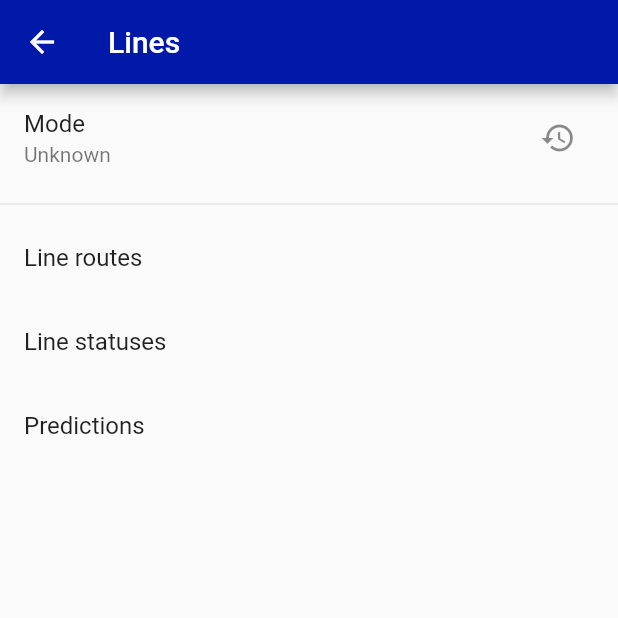
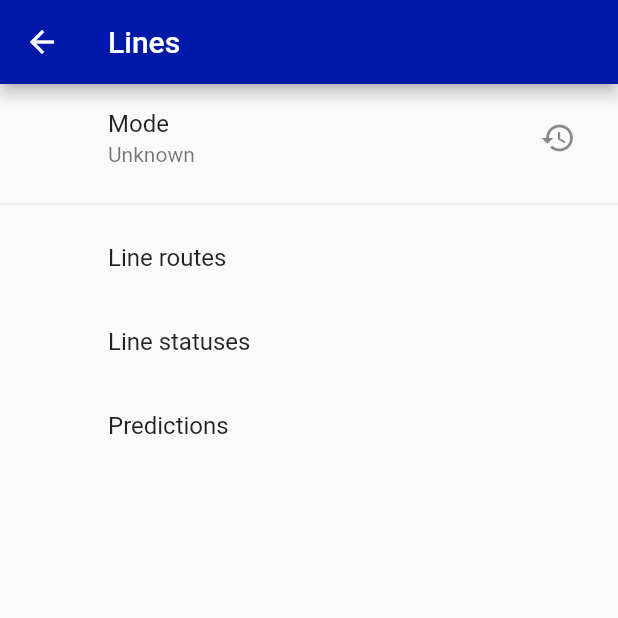
Before and after one commit to tnc1997/tfl-api-explorer, a Flutter app: the FiltersPage screen opened directly, after a tap on "Lines", on a phone screen of 412 x 824 dp, the top half of it. Run offline on Flutter 3.47's test engine with Material 2 defaults, Android fonts, the light colour scheme and no system bars; our stand-ins replace package_info, shared_preferences; missing offline and left inert: tfl_api_client; accounts and stored records are empty.

Commit message:
feat: add aligned list tile

```diff
--- a/lib/material/list_tile.dart
+++ b/lib/material/list_tile.dart
@@ -12,6 +12,36 @@ import '../pages/stop_points/stop_point_page.dart';
 import '../pages/stop_point_sequences/stop_point_sequence_page.dart';
 import '../widgets/text.dart';
 
+class AlignedListTile extends ListTile {
+  AlignedListTile({
+    Key key,
+    Widget leading = const SizedBox(),
+    Widget title,
+    Widget subtitle,
+    Widget trailing,
+    bool isThreeLine = false,
+    bool dense,
+    EdgeInsetsGeometry contentPadding,
+    bool enabled = true,
+    VoidCallback onTap,
+    VoidCallback onLongPress,
+    bool selected = false,
+  }) : super(
+          key: key,
+          leading: leading,
+          title: title,
+          subtitle: subtitle,
+          trailing: trailing,
+          isThreeLine: isThreeLine,
+          dense: dense,
+          contentPadding: contentPadding,
+          enabled: enabled,
+          onTap: onTap,
+          onLongPress: onLongPress,
+          selected: selected,
+        );
+}
+
 class LineDisruptionListTile extends ListTile {
   LineDisruptionListTile({
     Key key,
@@ -19,6 +49,7 @@ class LineDisruptionListTile extends ListTile {
     @required tflApiClient.LineDisruption lineDisruption,
   }) : super(
           key: key,
+          leading: SizedBox(),
           title: NullableText(
             lineDisruption.categoryDescription,
             overflow: TextOverflow.ellipsis,
@@ -44,6 +75,7 @@ class LineListTile extends ListTile {
     @required tflApiClient.Line line,
   }) : super(
           key: key,
+          leading: SizedBox(),
           title: NullableText(
             line.id,
             overflow: TextOverflow.ellipsis,
@@ -68,6 +100,7 @@ class LineRouteListTile extends ListTile {
     @required tflApiClient.LineRoute lineRoute,
   }) : super(
           key: key,
+          leading: SizedBox(),
           title: NullableText(
             lineRoute.name,
             overflow: TextOverflow.ellipsis,
@@ -92,6 +125,7 @@ class LineStatusListTile extends ListTile {
     @required tflApiClient.LineStatus lineStatus,
   }) : super(
           key: key,
+          leading: SizedBox(),
           title: NullableText(
             lineStatus.statusSeverityDescription,
             overflow: TextOverflow.ellipsis,
@@ -116,6 +150,7 @@ class PredictionListTile extends ListTile {
     @required tflApiClient.Prediction prediction,
   }) : super(
           key: key,
+          leading: SizedBox(),
           title: NullableText(
             prediction.id,
             overflow: TextOverflow.ellipsis,
@@ -140,6 +175,7 @@ class RouteSequenceListTile extends ListTile {
     @required tflApiClient.RouteSequence routeSequence,
   }) : super(
           key: key,
+          leading: SizedBox(),
           title: NullableText(
             routeSequence.direction,
             overflow: TextOverflow.ellipsis,
@@ -164,6 +200,7 @@ class StopPointListTile extends ListTile {
     @required tflApiClient.StopPoint stopPoint,
   }) : super(
           key: key,
+          leading: SizedBox(),
           title: NullableText(
             stopPoint.id,
             overflow: TextOverflow.ellipsis,
@@ -188,6 +225,7 @@ class StopPointSequenceListTile extends ListTile {
     @required tflApiClient.StopPointSequence stopPointSequence,
   }) : super(
           key: key,
+          leading: SizedBox(),
           title: NullableText(
             '${stopPointSequence.branchId}',
             overflow: TextOverflow.ellipsis,
--- a/lib/pages/lines/line_line_routes_filters_page.dart
+++ b/lib/pages/lines/line_line_routes_filters_page.dart
@@ -42,6 +42,7 @@ class _LineLineRoutesFiltersPageState extends State<LineLineRoutesFiltersPage> {
                   return ListView(
                     children: <Widget>[
                       ExpansionTile(
+                        leading: SizedBox(),
                         title: Text('Service types'),
                         children: data.map((serviceType) {
                           return CheckboxListTile(
@@ -58,6 +59,7 @@ class _LineLineRoutesFiltersPageState extends State<LineLineRoutesFiltersPage> {
                               serviceType,
                               overflow: TextOverflow.ellipsis,
                             ),
+                            secondary: SizedBox(),
                           );
                         }).toList(),
                       ),
--- a/lib/pages/lines/line_line_statuses_filters_page.dart
+++ b/lib/pages/lines/line_line_statuses_filters_page.dart
@@ -1,6 +1,7 @@
 import 'package:flutter/material.dart';
 import 'package:provider/provider.dart';
 
+import '../../material/list_tile.dart';
 import '../../notifiers/line_line_statuses_filters_change_notifier.dart';
 
 class LineLineStatusesFiltersPage extends StatefulWidget {
@@ -37,7 +38,7 @@ class _LineLineStatusesFiltersPageState
 
           return ListView(
             children: <Widget>[
-              ListTile(
+              AlignedListTile(
                 title: Text('Date'),
                 trailing: Icon(Icons.navigate_next),
                 onTap: () async {
--- a/lib/pages/lines/line_predictions_filters_page.dart
+++ b/lib/pages/lines/line_predictions_filters_page.dart
@@ -20,7 +20,8 @@ class LinePredictionsFiltersPage extends StatefulWidget {
       _LinePredictionsFiltersPageState();
 }
 
-class _LinePredictionsFiltersPageState extends State<LinePredictionsFiltersPage> {
+class _LinePredictionsFiltersPageState
+    extends State<LinePredictionsFiltersPage> {
   @override
   Widget build(BuildContext context) {
     return Scaffold(
@@ -48,6 +49,7 @@ class _LinePredictionsFiltersPageState extends State<LinePredictionsFiltersPage>
                   return ListView(
                     children: <Widget>[
                       ExpansionTile(
+                        leading: SizedBox(),
                         title: Text('Stop point'),
                         children: data.map((stopPoint) {
                           return StopPointRadioListTile(
@@ -60,6 +62,7 @@ class _LinePredictionsFiltersPageState extends State<LinePredictionsFiltersPage>
                         }).toList(),
                       ),
                       ExpansionTile(
+                        leading: SizedBox(),
                         title: Text('Destination'),
                         children: data.map((stopPoint) {
                           return StopPointRadioListTile(
--- a/lib/pages/lines/lines_filters_page.dart
+++ b/lib/pages/lines/lines_filters_page.dart
@@ -42,6 +42,7 @@ class _LinesFiltersPageState extends State<LinesFiltersPage> {
                   return ListView(
                     children: <Widget>[
                       ExpansionTile(
+                        leading: SizedBox(),
                         title: Text('Mode'),
                         children: data.map((mode) {
                           return ModeRadioListTile(
--- a/lib/pages/settings/about_page.dart
+++ b/lib/pages/settings/about_page.dart
@@ -1,6 +1,7 @@
 import 'package:flutter/material.dart';
 import 'package:package_info/package_info.dart';
 
+import '../../material/list_tile.dart';
 import '../../widgets/async.dart';
 import '../../widgets/text.dart';
 
@@ -23,11 +24,11 @@ class _AboutPageState extends State<AboutPage> {
         builder: (context, data) {
           return ListView(
             children: <Widget>[
-              ListTile(
+              AlignedListTile(
                 title: Text('Package name'),
                 subtitle: NullableText(data.packageName),
               ),
-              ListTile(
+              AlignedListTile(
                 title: Text('Package version'),
                 subtitle: NullableText(data.version),
               ),
--- a/lib/pages/settings/account_page.dart
+++ b/lib/pages/settings/account_page.dart
@@ -1,6 +1,7 @@
 import 'package:flutter/material.dart';
 import 'package:provider/provider.dart';
 
+import '../../material/list_tile.dart';
 import '../../notifiers/tfl_api_change_notifier.dart';
 import '../../widgets/text.dart';
 
@@ -22,11 +23,11 @@ class _AccountPageState extends State<AccountPage> {
         builder: (context, tflApi, child) {
           return ListView(
             children: <Widget>[
-              ListTile(
+              AlignedListTile(
                 title: Text('App id'),
                 subtitle: NullableText(tflApi.appId),
               ),
-              ListTile(
+              AlignedListTile(
                 title: Text('App key'),
                 subtitle: NullableText(tflApi.appKey),
               ),
--- a/lib/pages/settings/filters_page.dart
+++ b/lib/pages/settings/filters_page.dart
@@ -1,5 +1,6 @@
 import 'package:flutter/material.dart';
 
+import '../../material/list_tile.dart';
 import 'lines_filters_page.dart';
 
 class FiltersPage extends StatefulWidget {
@@ -18,7 +19,7 @@ class _FiltersPageState extends State<FiltersPage> {
       ),
       body: ListView(
         children: <Widget>[
-          ListTile(
+          AlignedListTile(
             title: Text('Lines'),
             subtitle: Text('Line routes, line statuses, predictions'),
             onTap: () {
--- a/lib/pages/settings/line_line_routes_filters_page.dart
+++ b/lib/pages/settings/line_line_routes_filters_page.dart
@@ -1,6 +1,7 @@
 import 'package:flutter/material.dart';
 import 'package:provider/provider.dart';
 
+import '../../material/list_tile.dart';
 import '../../notifiers/line_line_routes_filters_change_notifier.dart';
 import '../../widgets/text.dart';
 
@@ -23,7 +24,7 @@ class _LineLineRoutesFiltersPageState extends State<LineLineRoutesFiltersPage> {
         builder: (context, lineLineRoutesFilters, child) {
           return ListView(
             children: <Widget>[
-              ListTile(
+              AlignedListTile(
                 title: Text('Service types'),
                 subtitle: NullableText(
                   lineLineRoutesFilters.serviceTypes?.join(', '),
--- a/lib/pages/settings/line_line_statuses_filters_page.dart
+++ b/lib/pages/settings/line_line_statuses_filters_page.dart
@@ -2,6 +2,7 @@ import 'package:flutter/material.dart';
 import 'package:intl/intl.dart';
 import 'package:provider/provider.dart';
 
+import '../../material/list_tile.dart';
 import '../../notifiers/line_line_statuses_filters_change_notifier.dart';
 import '../../widgets/text.dart';
 
@@ -25,7 +26,7 @@ class _LineLineStatusesFiltersPageState
         builder: (context, lineLineStatusesFilters, child) {
           return ListView(
             children: <Widget>[
-              ListTile(
+              AlignedListTile(
                 title: Text('Date'),
                 subtitle: DateTimeNullableText(
                   lineLineStatusesFilters.date,
--- a/lib/pages/settings/line_predictions_filters_page.dart
+++ b/lib/pages/settings/line_predictions_filters_page.dart
@@ -1,6 +1,7 @@
 import 'package:flutter/material.dart';
 import 'package:provider/provider.dart';
 
+import '../../material/list_tile.dart';
 import '../../notifiers/line_predictions_filters_change_notifier.dart';
 import '../../widgets/text.dart';
 
@@ -24,7 +25,7 @@ class _LinePredictionsFiltersPageState
         builder: (context, linePredictionsFilters, child) {
           return ListView(
             children: <Widget>[
-              ListTile(
+              AlignedListTile(
                 title: Text('Stop point'),
                 subtitle: NullableText(
                   linePredictionsFilters.stopPoint?.commonName,
@@ -37,7 +38,7 @@ class _LinePredictionsFiltersPageState
                   },
                 ),
               ),
-              ListTile(
+              AlignedListTile(
                 title: Text('Destination'),
                 subtitle: NullableText(
                   linePredictionsFilters.destination?.commonName,
--- a/lib/pages/settings/lines_filters_page.dart
+++ b/lib/pages/settings/lines_filters_page.dart
@@ -1,6 +1,7 @@
 import 'package:flutter/material.dart';
 import 'package:provider/provider.dart';
 
+import '../../material/list_tile.dart';
 import '../../notifiers/lines_filters_change_notifier.dart';
 import '../../widgets/text.dart';
 import 'line_line_routes_filters_page.dart';
@@ -25,7 +26,7 @@ class _LinesFiltersPageState extends State<LinesFiltersPage> {
         builder: (context, linesFilters, child) {
           return ListView(
             children: <Widget>[
-              ListTile(
+              AlignedListTile(
                 title: Text('Mode'),
                 subtitle: NullableText(
                   linesFilters.mode?.modeName,
@@ -39,7 +40,7 @@ class _LinesFiltersPageState extends State<LinesFiltersPage> {
                 ),
               ),
               Divider(),
-              ListTile(
+              AlignedListTile(
                 title: Text('Line routes'),
                 onTap: () {
                   Navigator.of(context).push(
@@ -49,7 +50,7 @@ class _LinesFiltersPageState extends State<LinesFiltersPage> {
                   );
                 },
               ),
-              ListTile(
+              AlignedListTile(
                 title: Text('Line statuses'),
                 onTap: () {
                   Navigator.of(context).push(
@@ -59,7 +60,7 @@ class _LinesFiltersPageState extends State<LinesFiltersPage> {
                   );
                 },
               ),
-              ListTile(
+              AlignedListTile(
                 title: Text('Predictions'),
                 onTap: () {
                   Navigator.of(context).push(
```
Also changed, not shown: lib/material/scroll_view.dart (+30 -37 lines), lib/pages/lines/line_line_routes_page.dart (+3 -6 lines), lib/pages/lines/line_line_statuses_page.dart (+3 -6 lines), lib/pages/lines/line_predictions_page.dart (+3 -6 lines), lib/pages/lines/lines_page.dart (+2 -6 lines).
